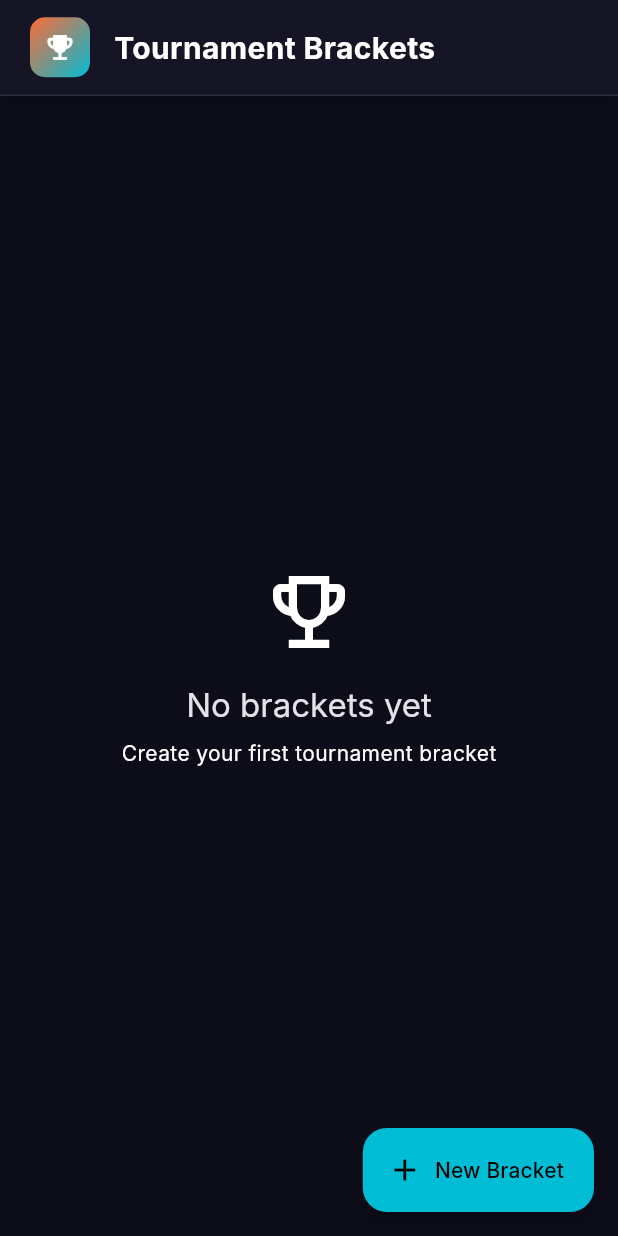
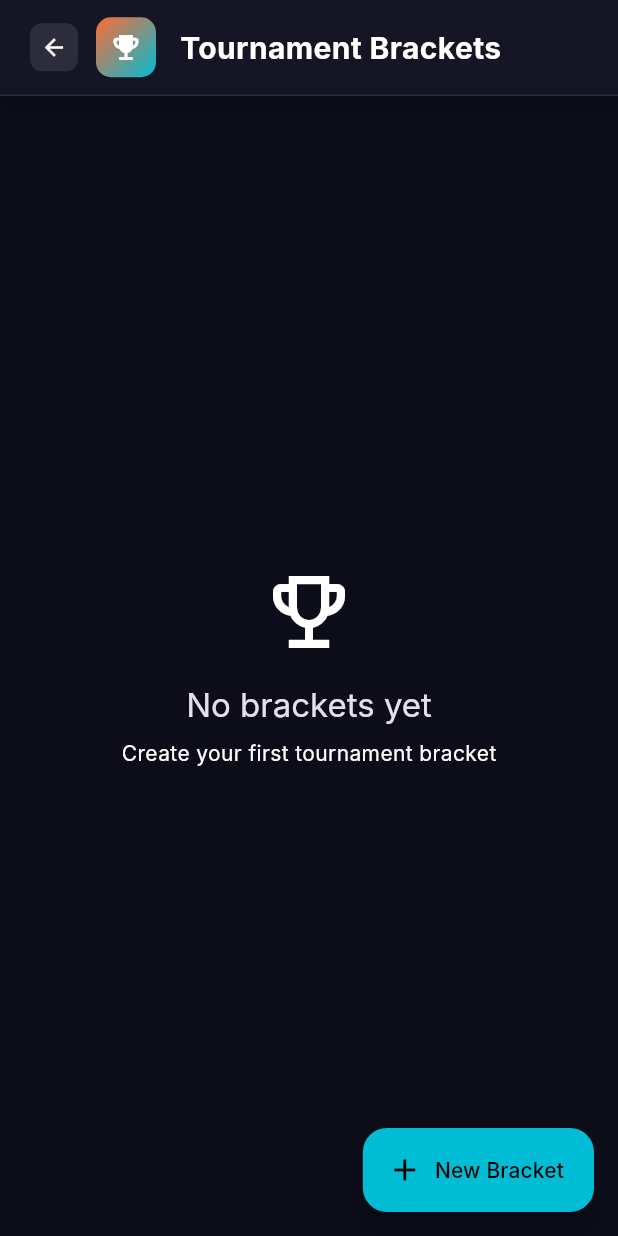
Before and after one commit to Piglettank/game_chat, a Flutter app: the BracketListScreen screen opened directly, on a phone screen of 412 x 824 dp. Run offline on Flutter 3.47's test engine with Material 3 defaults, Android fonts, the phone set to English and light mode, and no system bars; our stand-ins replace cloud_firestore, file_picker, firebase_core, qr_flutter, web; missing offline and left inert: dart:html, dart:js_interop; accounts and stored records are empty; Roboto replaces fonts that are missing (Inter); statements that could not run were skipped.

Commit message:
add back button

```diff
--- a/lib/chat/chat_mixin.dart
+++ b/lib/chat/chat_mixin.dart
@@ -399,12 +399,13 @@ mixin ChatMixin<T extends StatefulWidget> on State<T> {
     }
   }
 
-  Widget buildChatSection(BuildContext context) {
+  Widget buildChatSection(BuildContext context, {bool showBackButton = false}) {
     return Column(
       children: [
         AppHeader(
           icon: Icons.chat,
           title: 'Chat',
+          onBack: showBackButton ? () => Navigator.of(context).pop() : null,
           actions: [
             ToolbarButton(
               icon: isUsersMenuOpen
--- a/lib/chat/chat_only_screen.dart
+++ b/lib/chat/chat_only_screen.dart
@@ -45,7 +45,7 @@ class _ChatOnlyScreenState extends State<ChatOnlyScreen> with ChatMixin {
   @override
   Widget build(BuildContext context) {
     return Scaffold(
-      body: buildChatSection(context),
+      body: buildChatSection(context, showBackButton: true),
     );
   }
 }
--- a/lib/chat/chat_screen.dart
+++ b/lib/chat/chat_screen.dart
@@ -85,6 +85,7 @@ class _ChatScreenState extends State<ChatScreen> with ChatMixin {
         AppHeader(
           icon: Icons.emoji_events,
           title: 'Leaderboard',
+          onBack: () => Navigator.of(context).pop(),
           actions: [
             if (_isLeaderboardEditMode) ...[
               ToolbarButton(
--- a/lib/core/app_header.dart
+++ b/lib/core/app_header.dart
@@ -4,12 +4,14 @@ class AppHeader extends StatelessWidget {
   final IconData icon;
   final String title;
   final List<Widget>? actions;
+  final VoidCallback? onBack;
 
   const AppHeader({
     super.key,
     required this.icon,
     required this.title,
     this.actions,
+    this.onBack,
   });
 
   @override
@@ -32,6 +34,26 @@ class AppHeader extends StatelessWidget {
       ),
       child: Row(
         children: [
+          // Back button
+          if (onBack != null) ...[
+            GestureDetector(
+              onTap: onBack,
+              child: Container(
+                width: 32,
+                height: 32,
+                decoration: BoxDecoration(
+                  borderRadius: BorderRadius.circular(8),
+                  color: Colors.white.withValues(alpha: 0.1),
+                ),
+                child: const Icon(
+                  Icons.arrow_back,
+                  color: Colors.white,
+                  size: 18,
+                ),
+              ),
+            ),
+            const SizedBox(width: 12),
+          ],
           // Logo / App icon
           Container(
             width: 40,
--- a/lib/tournament/bracket_list_screen.dart
+++ b/lib/tournament/bracket_list_screen.dart
@@ -117,7 +117,11 @@ class _BracketListScreenState extends State<BracketListScreen> {
     return Scaffold(
       body: Column(
         children: [
-          AppHeader(icon: Icons.emoji_events, title: 'Tournament Brackets'),
+          AppHeader(
+            icon: Icons.emoji_events,
+            title: 'Tournament Brackets',
+            onBack: () => Navigator.of(context).pop(),
+          ),
           Expanded(
             child: StreamBuilder<List<SavedTournamentBracket>>(
               stream: _service.getBrackets(),
```
